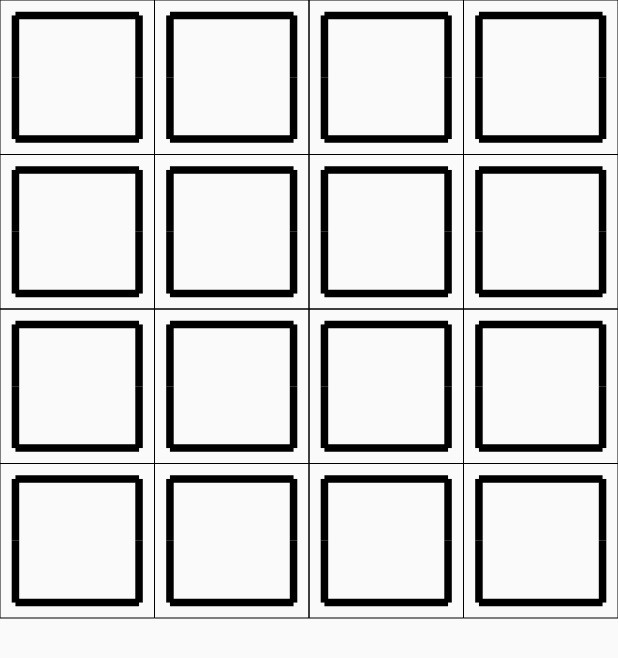
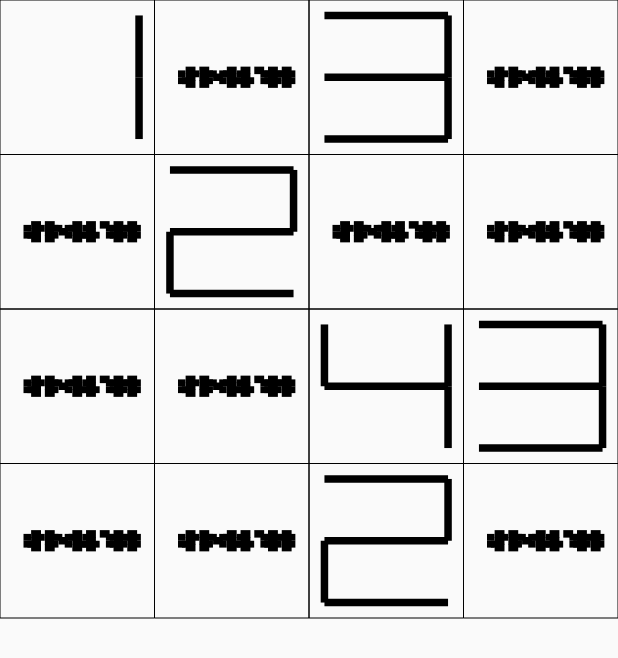
Before and after one commit to treeplate/sudoku, a Flutter app: the screen it shows after launch, on a phone screen of 412 x 824 dp. Shown: the top 658 px of the screen. Run offline on Flutter 3.47's test engine with Material 2 defaults, Android fonts, the phone set to English and light mode, and no system bars.

Commit message:
merge center commits

```diff
--- a/lib/gridDrawer.dart
+++ b/lib/gridDrawer.dart
@@ -2,8 +2,8 @@ import 'package:flutter/material.dart';
 import 'package:sudoku/sevenSegmentDisplay.dart';
 
 class GridDrawer extends StatelessWidget {
-  const GridDrawer(this.grid, this.width);
-  final List<int?> grid;
+  const GridDrawer(this.grid, this.width, {Key? key}): super(key: key);
+  final List<List<int>> grid;
   final int width;
   int get height => grid.length ~/ width;
   @override
@@ -23,7 +23,7 @@ class GridPainter extends CustomPainter {
   GridPainter(this.width, this.height, this.grid);
   final int width;
   final int height;
-  final List<int?> grid;
+  final List<List<int>> grid;
 
   @override
   bool shouldRepaint(GridPainter old) {
@@ -37,7 +37,6 @@ class GridPainter extends CustomPainter {
 
   @override
   void paint(Canvas canvas, Size size) {
-    final List<List<int>> grid = this.grid.map((int? value) => <int>[ if (value != null) value ]).toList();
     final double cellDim = size.shortestSide/width;
     final double padding = cellDim / 10.0;
     for (int y = 0; y < height; y += 1) {
--- a/lib/logic.dart
+++ b/lib/logic.dart
@@ -100,7 +100,6 @@ void tests() {
       [20], [21], [22], [23],
       [30], [31], [32], [33],
   ]);
-  print("${grid.row(1)}");
   assert(listEquals(grid.row(1), [[10], [11], [12], [13]]));
   assert(listEquals(grid.column(1).toList(), [[1], [11], [21], [31]]));
   assert(listEquals(grid.position(1, 1), [11]));
@@ -129,7 +128,6 @@ void tests() {
     "4...",
     "...4"
   ]);
-  print(sparseGrid.allowed(0, 0));
   assert(setEquals(sparseGrid.allowed(0, 0), {1}));
   assert(setEquals(sparseGrid.allowed(1, 0), {4}));
   assert(sparseGrid.allowed(3, 1).single == 1);
--- a/lib/main.dart
+++ b/lib/main.dart
@@ -21,7 +21,7 @@ class SudokuDrawer extends StatelessWidget {
   @override
   Widget build(BuildContext context) {
     return Material(
-      child: GridDrawer([0, 0, 0, 0, 0, 0, 0, 0, 0, 0, 0, 0, 0, 0, 0, 0], grid.dim),
+      child: GridDrawer(grid.values, grid.dim),
     );
   }
 }
```
Also changed, not shown: pubspec.lock.
